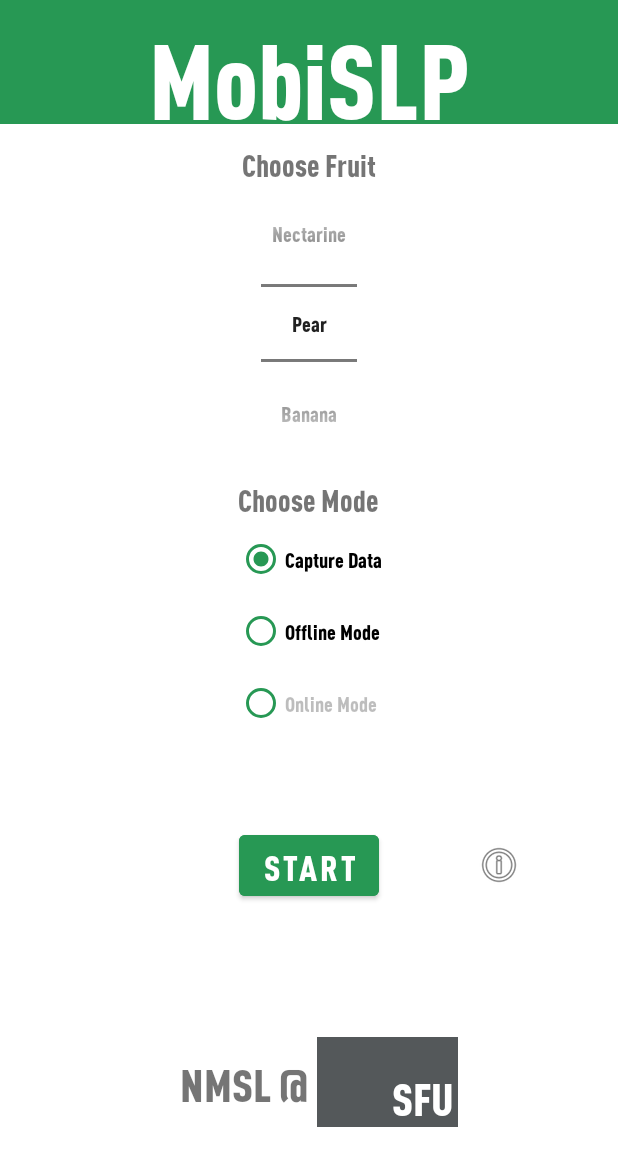
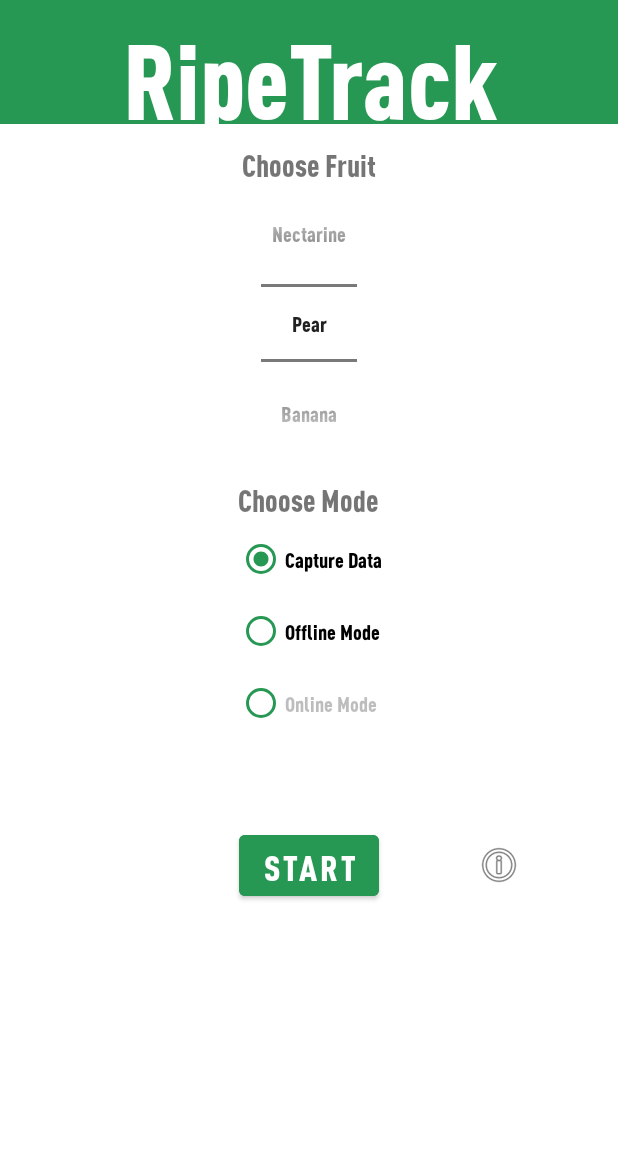
Before and after one commit to ShahzaibWaseem/RipeTrack-Android, an Android app: the screen it shows after launch (MainActivity), on a phone screen of 412 x 824 dp. Shown: the top 1166 px of the screen. Run offline under Robolectric (Android 15) with nearby library versions, the phone set to English and light mode, and no system bars; libraries missing offline, so code that uses them is left out: com.opencsv; 1 statement that could not run was skipped.

Commit message:
A few modifications - Hid the NMSL logo on home page - Minor UI changes - Used wavelengths close to 400, 500, ... for hyperspectral bands

```diff
--- a/app/src/main/res/layout/fragment_applicationselector.xml
+++ b/app/src/main/res/layout/fragment_applicationselector.xml
@@ -146,6 +146,7 @@
 
         <TextView
             android:id="@+id/labTextView"
+            android:visibility="invisible"
             android:layout_width="wrap_content"
             android:layout_height="60dp"
             android:text="@string/lab_string"
@@ -164,6 +165,7 @@
             app:layout_constraintGuide_percent="0.5" />
 
         <TextView
+            android:visibility="invisible"
             android:id="@+id/sfuTextView"
             android:layout_width="wrap_content"
             android:layout_height="60dp"
--- a/app/src/main/res/values/strings.xml
+++ b/app/src/main/res/values/strings.xml
@@ -1,5 +1,5 @@
 <resources>
-    <string name="app_name">MobiSLP</string>
+    <string name="app_name">RipeTrack</string>
     <string name="formatted_illumination_string">%s Illumination</string>
 
     <string name="application_picker_string">Choose Fruit</string>
```
Also changed, not shown: app/src/main/java/com/shahzaib/mobislp/fragments/ReconstructionFragment.kt (+17 -7 lines), app/src/main/res/layout/fragment_reconstruction.xml (+4 -3 lines).
